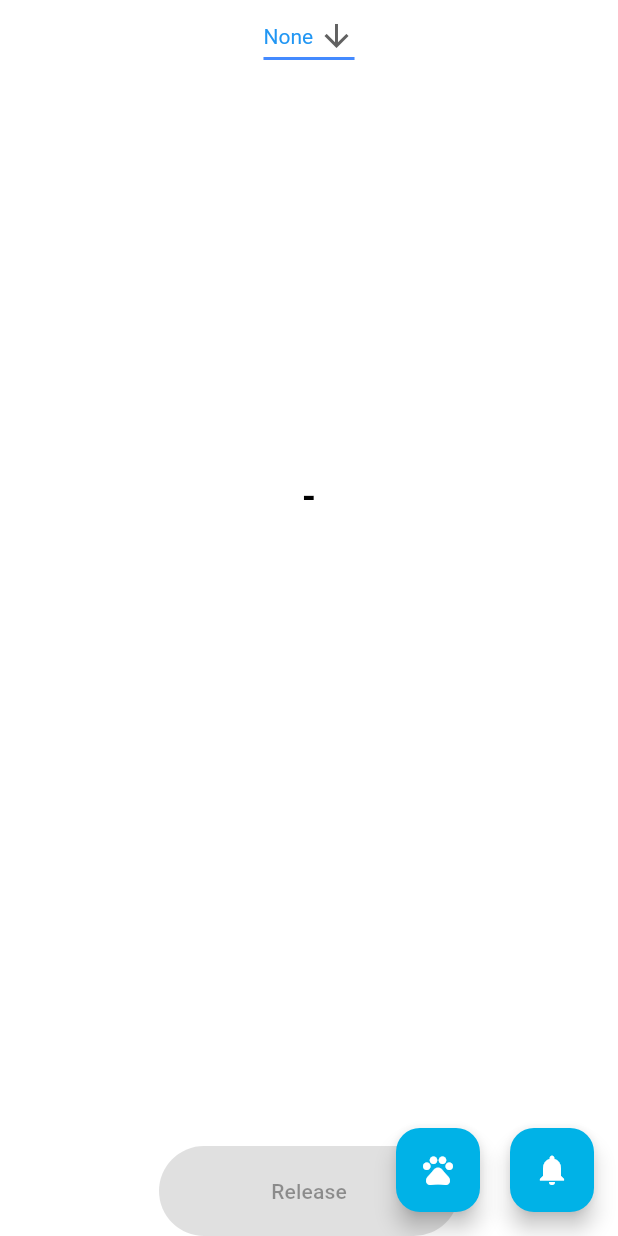
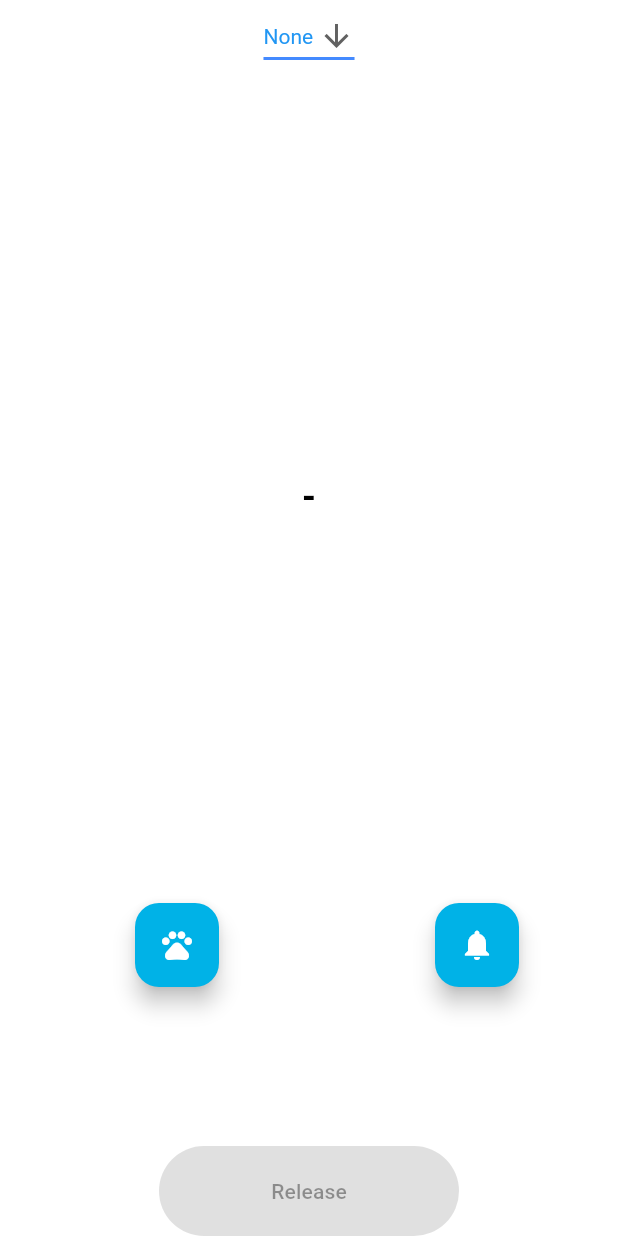
Before and after one commit to connorssullivan/Prairie-Patrol, a Flutter app: the HomeScreen screen opened directly, on a phone screen of 412 x 824 dp. Run offline on Flutter 3.47's test engine with Material 3 defaults, Android fonts, the phone set to English and light mode, and no system bars; our stand-ins replace cloud_firestore, firebase_auth, firebase_core, firebase_database; accounts and stored records are empty.

Commit message:
Fixed the positions of both the notif button and the random dog button.

```diff
--- a/lib/screens/home/views/home_screen.dart
+++ b/lib/screens/home/views/home_screen.dart
@@ -1,7 +1,5 @@
 import 'dart:async';
-
 import 'package:flutter/material.dart';
-
 import '../../../services/rt_dogs_service.dart';
 import 'notif_screen.dart';
 
@@ -73,6 +71,7 @@ class _HomeScreenState extends State<HomeScreen> {
   @override
   Widget build(BuildContext context) {
     final screenWidth = MediaQuery.of(context).size.width;
+    final buttonDistance = 100.0; // Distance between the floating action buttons and the center button
 
     return Scaffold(
       body: Container(
@@ -139,16 +138,24 @@ class _HomeScreenState extends State<HomeScreen> {
           ],
         ),
       ),
-      floatingActionButton: Row(
-        mainAxisAlignment: MainAxisAlignment.end,
+      floatingActionButton: Stack(
         children: [
-          FloatingActionButton(
+          // Positioned FloatingActionButton for "Trap Random Dog"
+          Positioned(
+            left: screenWidth / 2 - buttonDistance, // Position this button on the left
+            bottom: 150, // Align to the same level as the "Release" button
+            child: FloatingActionButton(
               onPressed: _trapRandomDog, // Call the function to trap a random dog
               tooltip: 'Trap Random Dog',
               child: const Icon(Icons.pets), // Use an appropriate icon
             ),
-          SizedBox(width: 20), // Space between buttons
-          FloatingActionButton(
+          ),
+
+          // Positioned FloatingActionButton for "Go to Notifications"
+          Positioned(
+            left: screenWidth / 2 + buttonDistance, // Position this button on the right
+            bottom: 150, // Align to the same level as the "Release" button
+            child: FloatingActionButton(
               onPressed: () {
                 // Navigate to the NotificationScreen
                 Navigator.push(
@@ -158,6 +165,7 @@ class _HomeScreenState extends State<HomeScreen> {
               },
               tooltip: 'Go to Notifications',
               child: const Icon(Icons.notifications),
+            ),
           ),
         ],
       ),
```
Lines whose indentation alone changed are shown as unchanged.
